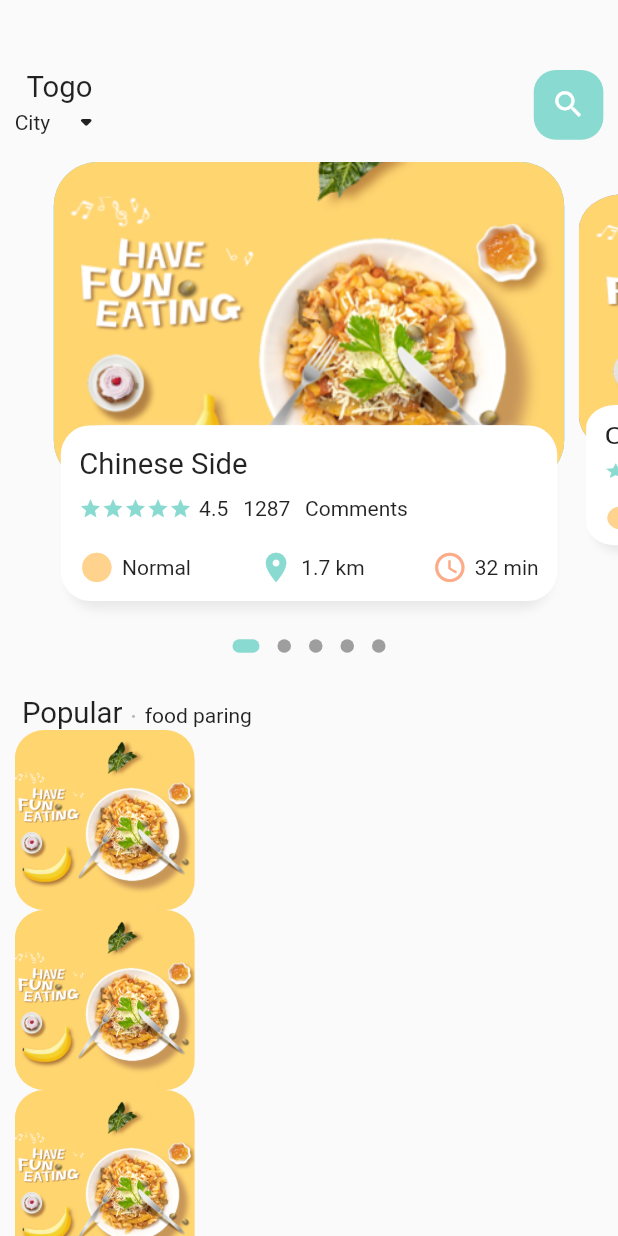
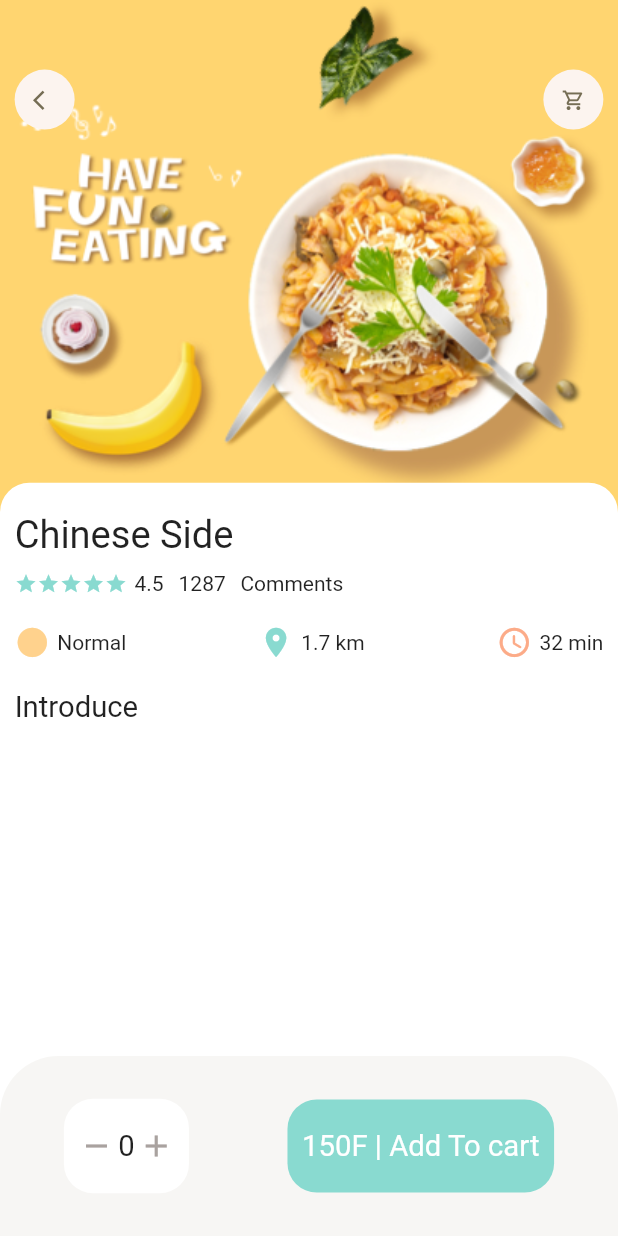
Before and after one commit to kiboMarcel/food_delivery, a Flutter app: the screen it shows after launch, on a phone screen of 412 x 824 dp. Run offline on Flutter 3.47's test engine with Material 2 defaults, Android fonts, the phone set to English and light mode, and no system bars; drawn by our look-alikes of dots_indicator; our stand-ins replace get; Roboto replaces fonts that are missing (Poppin).

Commit message:
food_detail_screen

```diff
--- a/lib/main.dart
+++ b/lib/main.dart
@@ -1,6 +1,7 @@
 import 'package:flutter/material.dart';
 import 'package:get/get.dart';
 
+import 'presentations/pages/food/popular_food_detail.dart';
 import 'presentations/screens/main_food_screen.dart';
 
 void main() {
@@ -19,7 +20,7 @@ class MyApp extends StatelessWidget {
       theme: ThemeData(
         primarySwatch: Colors.blue,
       ),
-      home: MainFoodScreen(),
+      home: PopularFoodDetail(),
     );
   }
 }
--- /dev/null
+++ b/lib/presentations/pages/food/popular_food_detail.dart
@@ -0,0 +1,144 @@
+import 'package:flutter/material.dart';
+import 'package:food_delivery/utils/dimensions.dart';
+
+import '../../../utils/colors.dart';
+import '../../widgets/app_column_widget.dart';
+import '../../widgets/app_icon_widget.dart';
+import '../../widgets/big_text.dart';
+import '../../widgets/icon_and_text_widget.dart';
+
+class PopularFoodDetail extends StatelessWidget {
+  const PopularFoodDetail({Key? key}) : super(key: key);
+
+  @override
+  Widget build(BuildContext context) {
+    return Scaffold(
+      backgroundColor: Colors.white,
+      body: Stack(
+        children: [
+          Positioned(
+            left: 0,
+            right: 0,
+            child: Container(
+              width: double.infinity,
+              height: Dimensions.popularFoodImgSize,
+              decoration: BoxDecoration(
+                  image: DecorationImage(
+                fit: BoxFit.cover,
+                image: AssetImage("assets/images/food0.png"),
+              )),
+            ),
+          ),
+          Positioned(
+            top: Dimensions.height45,
+            left: Dimensions.widtht20,
+            right: Dimensions.widtht20,
+            child: Row(
+              mainAxisAlignment: MainAxisAlignment.spaceBetween,
+              children: [
+                AppIcon(
+                  icon: Icons.arrow_back_ios,
+                ),
+                AppIcon(
+                  icon: Icons.shopping_cart_outlined,
+                )
+              ],
+            ),
+          ),
+          Positioned(
+            left: 0,
+            right: 0,
+            top: Dimensions.popularFoodImgSize - 20,
+            bottom: 0,
+            child: Container(
+              padding: EdgeInsets.only(
+                  left: Dimensions.widtht20,
+                  right: Dimensions.widtht20,
+                  top: Dimensions.height20),
+              decoration: BoxDecoration(
+                  borderRadius: BorderRadius.only(
+                      topRight: Radius.circular(Dimensions.radius20),
+                      topLeft: Radius.circular(Dimensions.radius20)),
+                  color: Colors.white),
+              child: Column(
+                crossAxisAlignment: CrossAxisAlignment.start,
+                children: [
+                  AppColumn(
+                    text: 'Chinese Side',
+                  ),
+                  SizedBox(
+                    height: Dimensions.height20,
+                  ),
+                  BigText(text: "Introduce")
+                ],
+              ),
+            ),
+          ),
+        ],
+      ),
+      bottomNavigationBar: Container(
+        height: 120,
+        padding: EdgeInsets.only(
+            top: Dimensions.height30,
+            bottom: Dimensions.height30,
+            left: Dimensions.widtht20,
+            right: Dimensions.widtht20),
+        decoration: BoxDecoration(
+          color: AppColors.buttonBackgroundColor,
+          borderRadius: BorderRadius.only(
+            topLeft: Radius.circular(Dimensions.radius20 * 2),
+            topRight: Radius.circular(Dimensions.radius20 * 2),
+          ),
+        ),
+        child: Row(
+          mainAxisAlignment: MainAxisAlignment.spaceAround,
+          children: [
+            Container(
+              padding: EdgeInsets.symmetric(
+                vertical: Dimensions.height20,
+                horizontal: Dimensions.widtht20,
+              ),
+              decoration: BoxDecoration(
+                borderRadius: BorderRadius.circular(Dimensions.radius20),
+                color: Colors.white,
+              ),
+              child: Row(
+                children: [
+                  Icon(
+                    Icons.remove,
+                    color: AppColors.signColor,
+                  ),
+                  SizedBox(
+                    width: Dimensions.width10 / 2,
+                  ),
+                  BigText(text: '0'),
+                  SizedBox(
+                    width: Dimensions.width10 / 2,
+                  ),
+                  Icon(
+                    Icons.add,
+                    color: AppColors.signColor,
+                  ),
+                ],
+              ),
+            ),
+            Container(
+              padding: EdgeInsets.symmetric(
+                vertical: Dimensions.height20,
+                horizontal: Dimensions.widtht20,
+              ),
+              decoration: BoxDecoration(
+                borderRadius: BorderRadius.circular(Dimensions.radius20),
+                color: AppColors.mainColor,
+              ),
+              child: BigText(
+                text: '150F | Add To cart',
+                color: Colors.white,
+              ),
+            ),
+          ],
+        ),
+      ),
+    );
+  }
+}
--- a/lib/presentations/pages/food_page_body.dart
+++ b/lib/presentations/pages/food_page_body.dart
@@ -4,6 +4,8 @@ import 'package:food_delivery/presentations/widgets/big_text.dart';
 import 'package:food_delivery/presentations/widgets/icon_and_text_widget.dart';
 import 'package:food_delivery/utils/colors.dart';
 import 'package:food_delivery/utils/dimensions.dart';
+
+import '../widgets/app_column_widget.dart';
 
 class FoodPageBody extends StatefulWidget {
   const FoodPageBody({Key? key}) : super(key: key);
@@ -91,19 +93,22 @@ class _FoodPageBodyState extends State<FoodPageBody> {
           ]),
         ),
 
-        Container(
-          height: 700,
-          child: ListView.builder(
+        ListView.builder(
             physics: NeverScrollableScrollPhysics(),
+            shrinkWrap: true,
             itemCount: 10,
             itemBuilder: (context, index) {
               return Container(
-                  margin: EdgeInsets.symmetric(horizontal: Dimensions.widtht20),
+                margin: EdgeInsets.only(
+                    left: Dimensions.widtht20,
+                    right: Dimensions.widtht20,
+                    bottom: Dimensions.height10),
                 child: Row(
                   children: [
+                    //Image section
                     Container(
-                        width: 120,
-                        height: 120,
+                      width: Dimensions.listViewImgSize,
+                      height: Dimensions.listViewImgSize,
                       decoration: BoxDecoration(
                         borderRadius:
                             BorderRadius.circular(Dimensions.radius20),
@@ -112,12 +117,61 @@ class _FoodPageBodyState extends State<FoodPageBody> {
                             fit: BoxFit.cover,
                             image: AssetImage('assets/images/food0.png')),
                       ),
+                    ),
+                    //Text container
+                    Expanded(
+                      child: Container(
+                        height: Dimensions.listViewTextContSize,
+                        decoration: BoxDecoration(
+                          borderRadius: BorderRadius.only(
+                            topRight: Radius.circular(Dimensions.radius20),
+                            bottomRight: Radius.circular(Dimensions.radius20),
+                          ),
+                          color: Colors.white,
+                        ),
+                        child: Padding(
+                          padding: EdgeInsets.only(
+                              left: Dimensions.width10,
+                              right: Dimensions.width10),
+                          child: Column(
+                            crossAxisAlignment: CrossAxisAlignment.start,
+                            mainAxisAlignment: MainAxisAlignment.center,
+                            children: [
+                              BigText(text: 'Nutritious fruit meal in China'),
+                              SizedBox(
+                                height: Dimensions.height10,
+                              ),
+                              Text('With Chinese characteristics'),
+                              SizedBox(
+                                height: Dimensions.height10,
+                              ),
+                              Row(
+                                mainAxisAlignment:
+                                    MainAxisAlignment.spaceBetween,
+                                children: [
+                                  IconAndTextWidget(
+                                      icon: Icons.circle_sharp,
+                                      iconColor: AppColors.iconColor1,
+                                      text: 'Normal'),
+                                  IconAndTextWidget(
+                                      icon: Icons.location_on,
+                                      iconColor: AppColors.mainColor,
+                                      text: '1.7 km'),
+                                  IconAndTextWidget(
+                                      icon: Icons.access_time_rounded,
+                                      iconColor: AppColors.iconColor2,
+                                      text: '32 min'),
+                                ],
                               )
                             ],
                           ),
+                        ),
+                      ),
+                    ),
+                  ],
+                ),
               );
-              }),
-        )
+            })
       ],
     );
   }
@@ -193,56 +247,7 @@ class _FoodPageBodyState extends State<FoodPageBody> {
                     top: Dimensions.height15,
                     left: Dimensions.width15,
                     right: Dimensions.width15),
-                child: Column(
-                  crossAxisAlignment: CrossAxisAlignment.start,
-                  children: [
-                    BigText(text: "Chinese Side"),
-                    SizedBox(
-                      height: Dimensions.height10,
-                    ),
-                    Row(
-                      children: [
-                        Wrap(
-                          children: List.generate(5, (index) {
-                            return Icon(
-                              Icons.star,
-                              color: AppColors.mainColor,
-                              size: 15,
-                            );
-                          }),
-                        ),
-                        SizedBox(width: Dimensions.width10),
-                        Text('4.5'),
-                        SizedBox(
-                          width: 10,
-                        ),
-                        Text('1287'),
-                        SizedBox(width: Dimensions.widtht20),
-                        Text('Comments'),
-                      ],
-                    ),
-                    SizedBox(
-                      height: Dimensions.height20,
-                    ),
-                    Row(
-                      mainAxisAlignment: MainAxisAlignment.spaceBetween,
-                      children: [
-                        IconAndTextWidget(
-                            icon: Icons.circle_sharp,
-                            iconColor: AppColors.iconColor1,
-                            text: 'Normal'),
-                        IconAndTextWidget(
-                            icon: Icons.location_on,
-                            iconColor: AppColors.mainColor,
-                            text: '1.7 km'),
-                        IconAndTextWidget(
-                            icon: Icons.access_time_rounded,
-                            iconColor: AppColors.iconColor2,
-                            text: '32 min'),
-                      ],
-                    )
-                  ],
-                ),
+                child: AppColumn(text: 'Chinese Side'),
               ),
             ),
           ),
--- /dev/null
+++ b/lib/presentations/widgets/app_column_widget.dart
@@ -0,0 +1,68 @@
+import 'package:flutter/material.dart';
+
+import '../../utils/colors.dart';
+import '../../utils/dimensions.dart';
+import 'big_text.dart';
+import 'icon_and_text_widget.dart';
+
+class AppColumn extends StatelessWidget {
+  final String text;
+  const AppColumn({Key? key, required this.text}) : super(key: key);
+
+  @override
+  Widget build(BuildContext context) {
+    return Column(
+      crossAxisAlignment: CrossAxisAlignment.start,
+      children: [
+        BigText(
+          text: text,
+          size: Dimensions.font26,
+        ),
+        SizedBox(
+          height: Dimensions.height10,
+        ),
+        Row(
+          children: [
+            Wrap(
+              children: List.generate(5, (index) {
+                return Icon(
+                  Icons.star,
+                  color: AppColors.mainColor,
+                  size: 15,
+                );
+              }),
+            ),
+            SizedBox(width: Dimensions.width10),
+            Text('4.5'),
+            SizedBox(
+              width: 10,
+            ),
+            Text('1287'),
+            SizedBox(width: Dimensions.widtht20),
+            Text('Comments'),
+          ],
+        ),
+        SizedBox(
+          height: Dimensions.height20,
+        ),
+        Row(
+          mainAxisAlignment: MainAxisAlignment.spaceBetween,
+          children: [
+            IconAndTextWidget(
+                icon: Icons.circle_sharp,
+                iconColor: AppColors.iconColor1,
+                text: 'Normal'),
+            IconAndTextWidget(
+                icon: Icons.location_on,
+                iconColor: AppColors.mainColor,
+                text: '1.7 km'),
+            IconAndTextWidget(
+                icon: Icons.access_time_rounded,
+                iconColor: AppColors.iconColor2,
+                text: '32 min'),
+          ],
+        )
+      ],
+    );
+  }
+}
--- /dev/null
+++ b/lib/presentations/widgets/app_icon_widget.dart
@@ -0,0 +1,33 @@
+import 'package:flutter/material.dart';
+import 'package:food_delivery/utils/dimensions.dart';
+
+class AppIcon extends StatelessWidget {
+  final IconData icon;
+  final Color backgoundColor;
+  final Color iconColor;
+  final double size;
+  const AppIcon({
+    Key? key,
+    required this.icon,
+    this.backgoundColor = const Color(0xFFfcf4ef),
+    this.iconColor = const Color(0xFF756d54),
+    this.size = 40,
+  }) : super(key: key);
+
+  @override
+  Widget build(BuildContext context) {
+    return Container(
+      width: size,
+      height: size,
+      decoration: BoxDecoration(
+        borderRadius: BorderRadius.circular(size / 2),
+        color: backgoundColor,
+      ),
+      child: Icon(
+        icon,
+        color: iconColor,
+        size: Dimensions.iconseSize16,
+      ),
+    );
+  }
+}
--- a/lib/utils/dimensions.dart
+++ b/lib/utils/dimensions.dart
@@ -21,7 +21,9 @@ class Dimensions {
   static double widtht20 = screenWidth / 42.2;
   static double widtht30 = screenWidth / 28.13;
 
+  //font Size
   static double font20 = screenHeight / 42.2;
+  static double font26 = screenHeight / 32.46;
 
   //Radius
   static double radius15 = screenHeight / 56.27;
@@ -29,5 +31,13 @@ class Dimensions {
   static double radius30 = screenHeight / 28.13;
 
   //Icon Size
+  static double iconseSize16 = screenHeight / 52.75;
   static double iconseSize24 = screenHeight / 35.17;
+
+  //List View Size
+  static double listViewImgSize = screenWidth / 3.25;
+  static double listViewTextContSize = screenWidth / 3.9;
+
+  //Popular Food
+  static double popularFoodImgSize = screenHeight / 2.41;
 }
```
Lines whose indentation alone changed are shown as unchanged.
